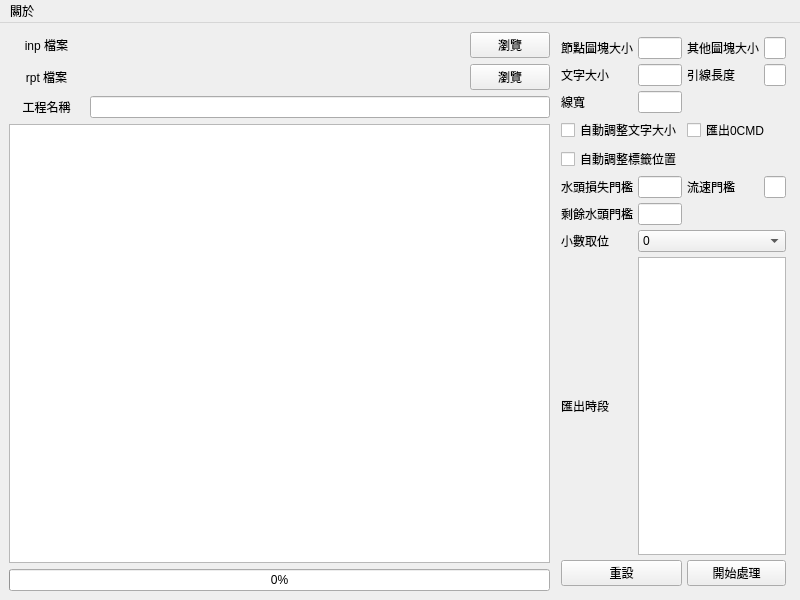
Qt form ui.ui (lihsin2000/epa2hydchart) before a commit.
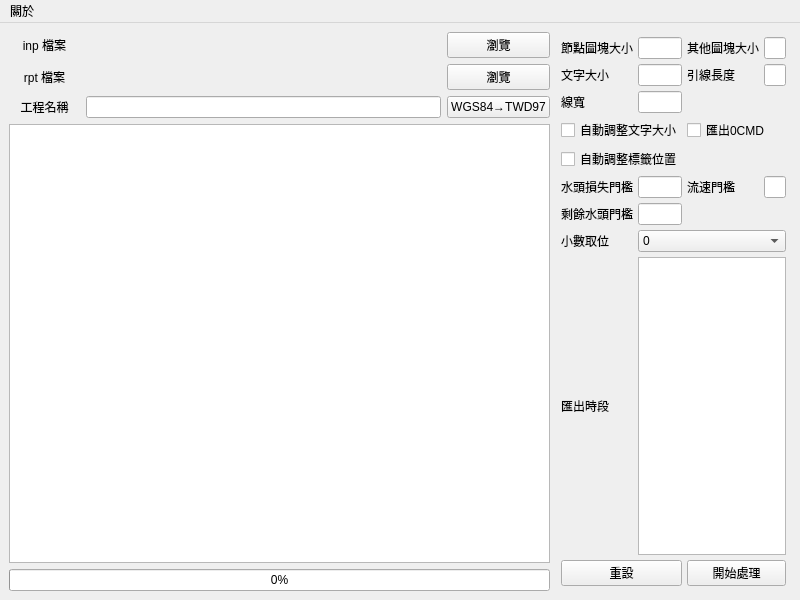
The same form after that commit. Icons and pictures are not drawn.

Diff of the .ui file:
```diff
--- a/ui.ui
+++ b/ui.ui
@@ -60,13 +60,20 @@
           </property>
          </widget>
         </item>
-        <item row="2" column="1" colspan="2">
+        <item row="2" column="1">
          <widget class="QLineEdit" name="l_projName">
           <property name="alignment">
            <set>Qt::AlignLeading|Qt::AlignLeft|Qt::AlignVCenter</set>
           </property>
          </widget>
         </item>
+        <item row="2" column="2">
+         <widget class="QPushButton" name="b_wgs84_to_twd97">
+          <property name="text">
+           <string>WGS84→TWD97</string>
+          </property>
+         </widget>
+        </item>
         <item row="0" column="2">
          <widget class="QPushButton" name="b_browser_inp">
           <property name="text">
```
